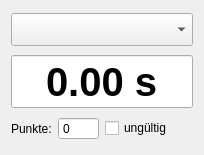
First picture: the form in gui/data.ui, repository rhaschke/SMD, before the edit.
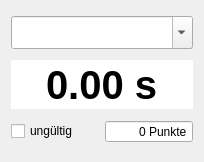
Second picture: the form after the edit. Custom widgets are drawn as their Qt base class.

The edit to the form file:
```diff
--- a/gui/data.ui
+++ b/gui/data.ui
@@ -7,17 +7,20 @@
     <x>0</x>
     <y>0</y>
     <width>204</width>
-    <height>155</height>
+    <height>162</height>
    </rect>
   </property>
   <layout class="QVBoxLayout" name="verticalLayout">
    <item>
-    <widget class="QComboBox" name="name">
+    <widget class="TeamComboBox" name="team">
      <property name="font">
       <font>
        <pointsize>16</pointsize>
       </font>
      </property>
+     <property name="editable">
+      <bool>true</bool>
+     </property>
     </widget>
    </item>
    <item>
@@ -32,6 +35,9 @@
        <bold>true</bold>
       </font>
      </property>
+     <property name="frame">
+      <bool>false</bool>
+     </property>
      <property name="alignment">
       <set>Qt::AlignCenter</set>
      </property>
@@ -48,30 +54,6 @@
    </item>
    <item>
     <layout class="QHBoxLayout" name="horizontalLayout">
-     <item>
-      <layout class="QFormLayout" name="formLayout">
-       <property name="formAlignment">
-        <set>Qt::AlignLeading|Qt::AlignLeft|Qt::AlignVCenter</set>
-       </property>
-       <item row="0" column="0">
-        <widget class="QLabel" name="label_points">
-         <property name="text">
-          <string>Punkte:</string>
-         </property>
-        </widget>
-       </item>
-       <item row="0" column="1">
-        <widget class="QSpinBox" name="points">
-         <property name="readOnly">
-          <bool>true</bool>
-         </property>
-         <property name="buttonSymbols">
-          <enum>QAbstractSpinBox::NoButtons</enum>
-         </property>
-        </widget>
-       </item>
-      </layout>
-     </item>
      <item>
       <widget class="QCheckBox" name="invalid">
        <property name="layoutDirection">
@@ -82,10 +64,33 @@
        </property>
       </widget>
      </item>
+     <item>
+      <widget class="QSpinBox" name="points">
+       <property name="alignment">
+        <set>Qt::AlignRight|Qt::AlignTrailing|Qt::AlignVCenter</set>
+       </property>
+       <property name="readOnly">
+        <bool>true</bool>
+       </property>
+       <property name="buttonSymbols">
+        <enum>QAbstractSpinBox::NoButtons</enum>
+       </property>
+       <property name="suffix">
+        <string> Punkte</string>
+       </property>
+      </widget>
+     </item>
     </layout>
    </item>
   </layout>
  </widget>
+ <customwidgets>
+  <customwidget>
+   <class>TeamComboBox</class>
+   <extends>QComboBox</extends>
+   <header>gui.widgets</header>
+  </customwidget>
+ </customwidgets>
  <resources/>
  <connections/>
 </ui>
```
